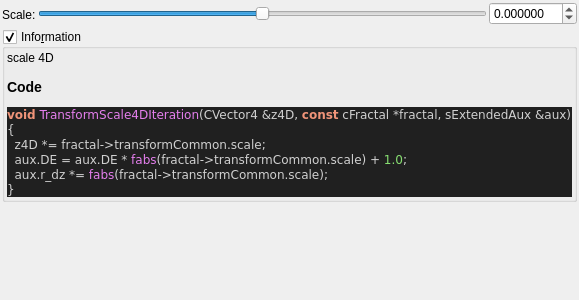
Qt form mandelbulber2/qt_data/fractal_transf_scale_4D.ui (buddhi1980/mandelbulber2) before a commit.
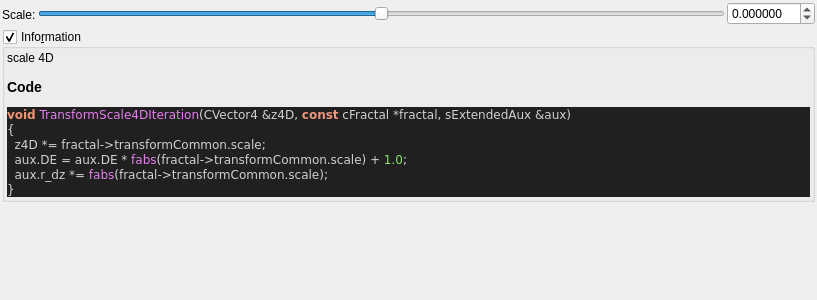
The same form after that commit. Custom widgets are drawn as their Qt base class.

Patch:
```diff
--- a/mandelbulber2/qt_data/fractal_transf_scale_4D.ui
+++ b/mandelbulber2/qt_data/fractal_transf_scale_4D.ui
@@ -6,7 +6,7 @@
    <rect>
     <x>0</x>
     <y>0</y>
-    <width>400</width>
+    <width>817</width>
     <height>300</height>
    </rect>
   </property>
```
Left out of the diff: 5 changed lines with no effect on the pictures.
